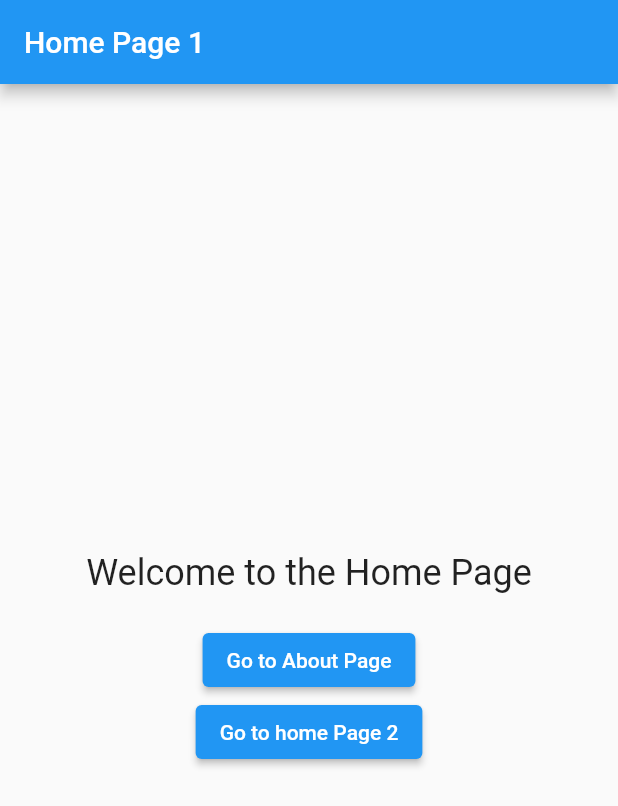
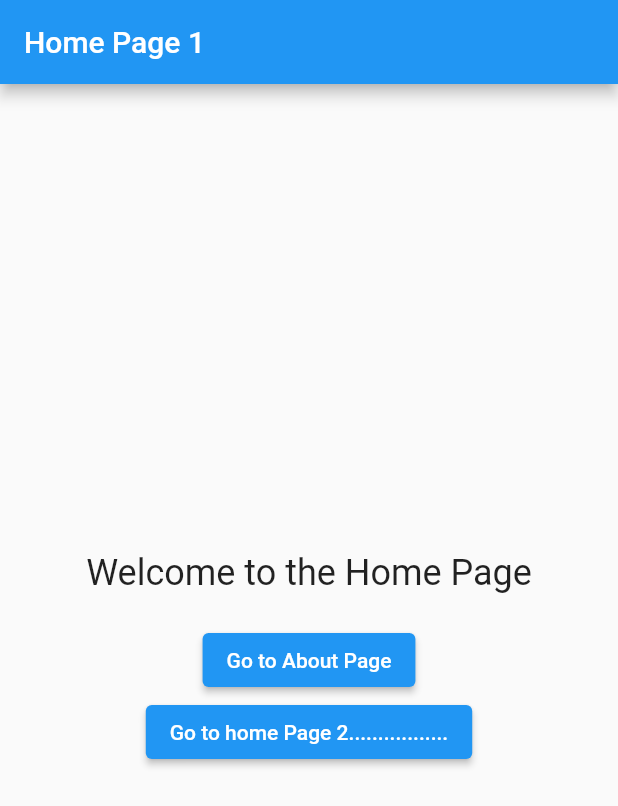
Before and after one commit to NikithaMaram/version_auto_update, a Flutter app: the screen it shows after launch, on a phone screen of 412 x 824 dp. Shown: the top 806 px of the screen. Run offline on Flutter 3.47's test engine with Material 2 defaults, Android fonts, the phone set to English and light mode, and no system bars.

Commit message:
Minor changes 3.0

```diff
--- a/lib/main.dart
+++ b/lib/main.dart
@@ -43,7 +43,7 @@ class HomePage1 extends StatelessWidget {
               onPressed: () {
                 Navigator.push(context, MaterialPageRoute(builder: (context) => HomePage2()));
               },
-              child: Text('Go to home Page 2'),
+              child: Text('Go to home Page 2.................'),
             ),
           ],
         ),
```
